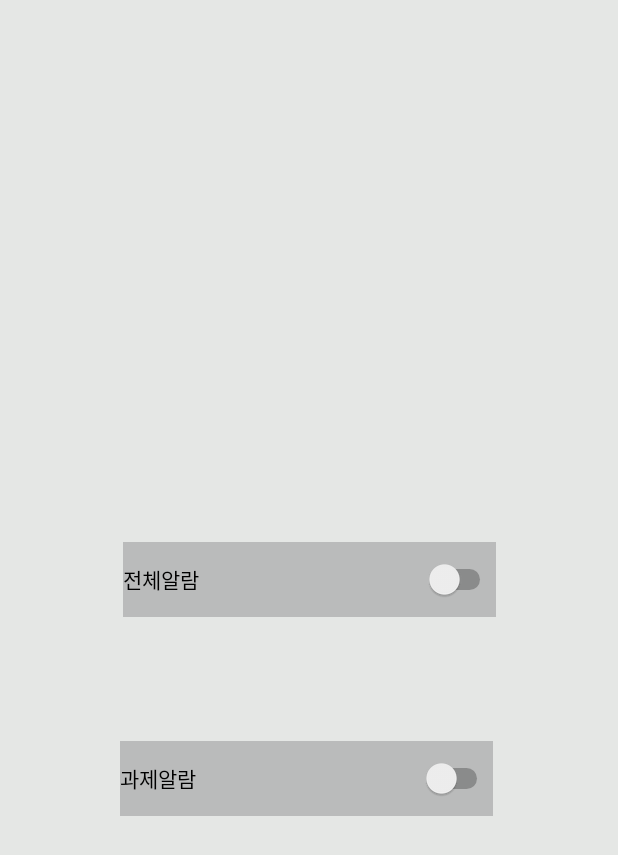
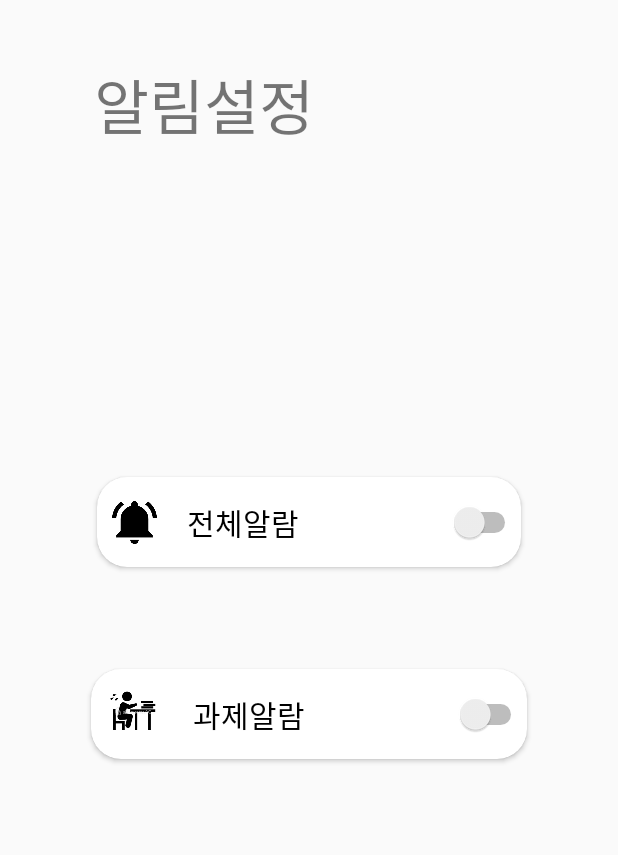
Before and after one commit to gnstjr322/mobile_git, an Android app: the Setting2Activity screen opened directly, with no data from a screen before it, on a phone screen of 412 x 824 dp. Shown: the top 855 px of the screen. Run offline under Robolectric (Android 15) with nearby library versions, the phone set to English and light mode, and no system bars.

Commit message:
안드로이드 ver 2.2.3

```diff
--- a/Android/Oh/app/build.gradle
+++ b/Android/Oh/app/build.gradle
@@ -37,6 +37,7 @@ dependencies {
     implementation 'com.google.android.material:material:1.0.0'
     implementation 'org.jsoup:jsoup:1.11.3'
     implementation 'com.android.support:design:29.1.1'
+    implementation 'androidx.cardview:cardview:1.0.0'
 }
 //repositories {
 //    mavenCentral()
--- a/Android/Oh/app/src/main/res/layout/activity_setting.xml
+++ b/Android/Oh/app/src/main/res/layout/activity_setting.xml
@@ -5,39 +5,102 @@
     android:id="@+id/linearLayout"
     android:layout_width="match_parent"
     android:layout_height="match_parent"
-    android:background="#E5E7E5"
+
     tools:context=".Setting2Activity">
 
+
+    <androidx.cardview.widget.CardView
+        android:id="@+id/card1"
+        android:layout_width="wrap_content"
+        android:layout_height="60dp"
+        android:layout_marginTop="250dp"
+        android:orientation="vertical"
+        app:cardCornerRadius="20dp"
+        app:layout_constraintBottom_toTopOf="@id/card2"
+        app:layout_constraintLeft_toLeftOf="parent"
+        app:layout_constraintRight_toRightOf="parent"
+        app:layout_constraintTop_toTopOf="parent">
+
+        <LinearLayout
+            android:layout_width="wrap_content"
+            android:layout_height="wrap_content"
+            android:orientation="horizontal">
+
+            <ImageView
+                android:id="@+id/imageView2"
+                android:layout_width="30dp"
+                android:layout_height="30dp"
+                android:layout_marginLeft="10dp"
+                android:layout_marginTop="15dp"
+                android:layout_weight="1"
+                app:srcCompat="@drawable/al" />
 
             <Switch
                 android:id="@+id/switch1"
                 android:layout_width="wrap_content"
                 android:layout_height="50dp"
-        android:layout_marginTop="120dp"
-        android:background="#BABBBB"
-        android:switchPadding="150dp"
+
+                android:layout_marginLeft="20dp"
+                android:layout_marginTop="5dp"
+                android:switchPadding="100dp"
                 android:text="@string/전체알람"
-        app:layout_constraintBottom_toTopOf="@+id/switch2"
-        app:layout_constraintEnd_toEndOf="parent"
-        app:layout_constraintHorizontal_bias="0.504"
-        app:layout_constraintStart_toStartOf="parent"
-        app:layout_constraintTop_toTopOf="parent"
-        app:layout_constraintVertical_bias="0.744"
-        app:layout_constraintVertical_chainStyle="packed" />
+                android:textSize="20sp" />
+        </LinearLayout>
+    </androidx.cardview.widget.CardView>
+
+    <androidx.cardview.widget.CardView
+        android:id="@+id/card2"
+        android:layout_width="wrap_content"
+        android:layout_height="60dp"
+        android:layout_marginBottom="250dp"
+        android:orientation="vertical"
+        app:cardCornerRadius="20dp"
+        app:layout_constraintBottom_toBottomOf="parent"
+        app:layout_constraintLeft_toLeftOf="parent"
+        app:layout_constraintRight_toRightOf="parent"
+        app:layout_constraintTop_toBottomOf="@id/card1">
+
+        <LinearLayout
+            android:layout_width="wrap_content"
+            android:layout_height="wrap_content"
+            android:orientation="horizontal">
+
+            <ImageView
+                android:id="@+id/imageView"
+                android:layout_width="40dp"
+                android:layout_height="40dp"
+                android:layout_marginLeft="8dp"
+                android:layout_marginTop="8dp"
+                android:layout_weight="1"
+                app:srcCompat="@drawable/hw" />
 
             <Switch
                 android:id="@+id/switch2"
                 android:layout_width="wrap_content"
                 android:layout_height="50dp"
+                android:layout_marginLeft="20dp"
+                android:layout_marginTop="5dp"
                 android:layout_marginBottom="280dp"
-        android:background="#BABBBB"
-        android:switchPadding="150dp"
+                android:switchPadding="100dp"
                 android:text="@string/과제알람"
-        app:layout_constraintBottom_toBottomOf="parent"
-        app:layout_constraintEnd_toEndOf="parent"
-        app:layout_constraintHorizontal_bias="0.488"
-        app:layout_constraintStart_toStartOf="parent"
-        tools:layout_editor_absoluteY="410dp" />
+                android:textSize="20sp" />
+
+        </LinearLayout>
+
+    </androidx.cardview.widget.CardView>
+
+    <TextView
+        android:id="@+id/pushnoti"
+        android:layout_width="wrap_content"
+        android:layout_height="70dp"
+        android:layout_marginTop="40dp"
+        android:layout_marginRight="140dp"
+        android:orientation="horizontal"
+        android:text="@string/푸시알림"
+        android:textSize="40sp"
+        app:layout_constraintLeft_toLeftOf="parent"
+        app:layout_constraintRight_toRightOf="parent"
+        app:layout_constraintTop_toTopOf="parent" />
 
 
 </androidx.constraintlayout.widget.ConstraintLayout>
--- a/Android/Oh/app/src/main/res/values/strings.xml
+++ b/Android/Oh/app/src/main/res/values/strings.xml
@@ -29,5 +29,6 @@
     <string name = "이민규">이민규</string>
     <string name = "전체알람">               전체알람</string>
     <string name = "과제알람">               과제알람</string>
-
+    <string name = "푸시알림">알림설정</string>
+    <string name = "LMS">LMS</string>
 </resources>
```
Also changed, not shown: Android/Oh/app/src/main/res/layout/fragment1.xml (+19 -12 lines), Android/Oh/app/src/main/res/layout/fragment3.xml (+61 -14 lines), Android/Oh/app/src/main/res/layout/fragment4.xml (+18 -6 lines), Android/Oh/app/src/main/res/drawable/al.png (added), Android/Oh/app/src/main/res/drawable/hw.png (added), 2 other files. Lines whose indentation alone changed are shown as unchanged.
